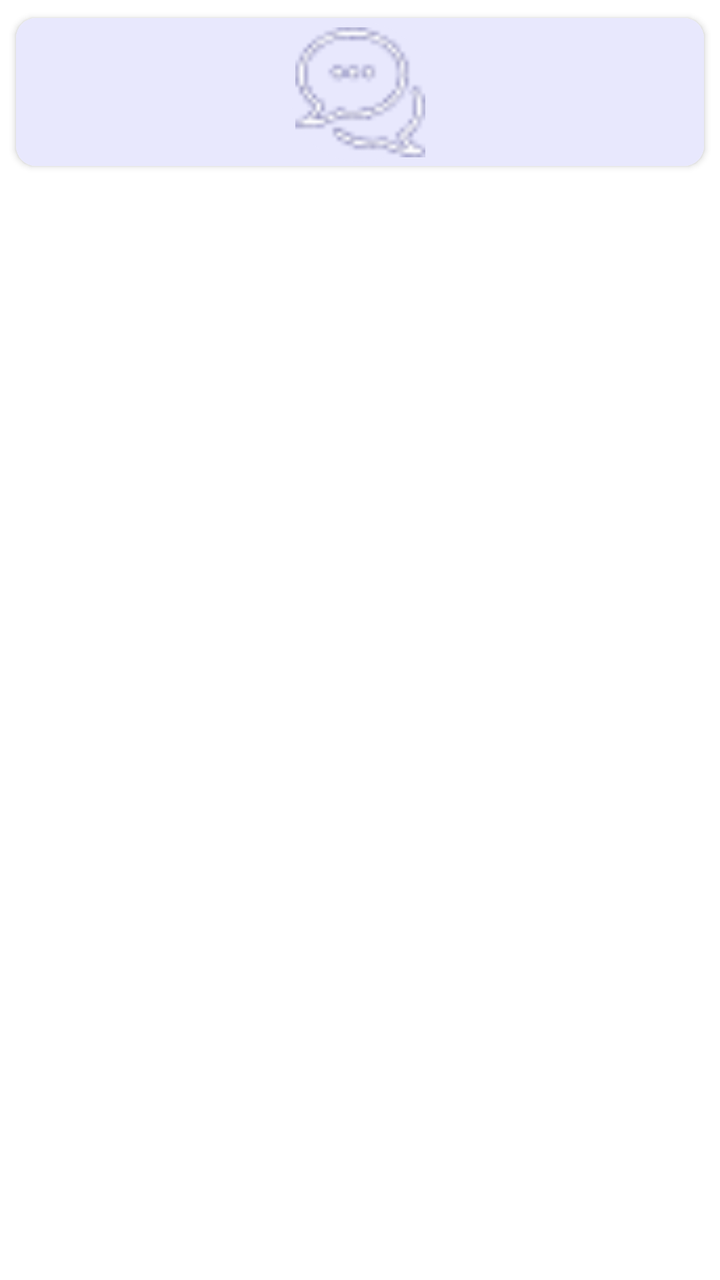
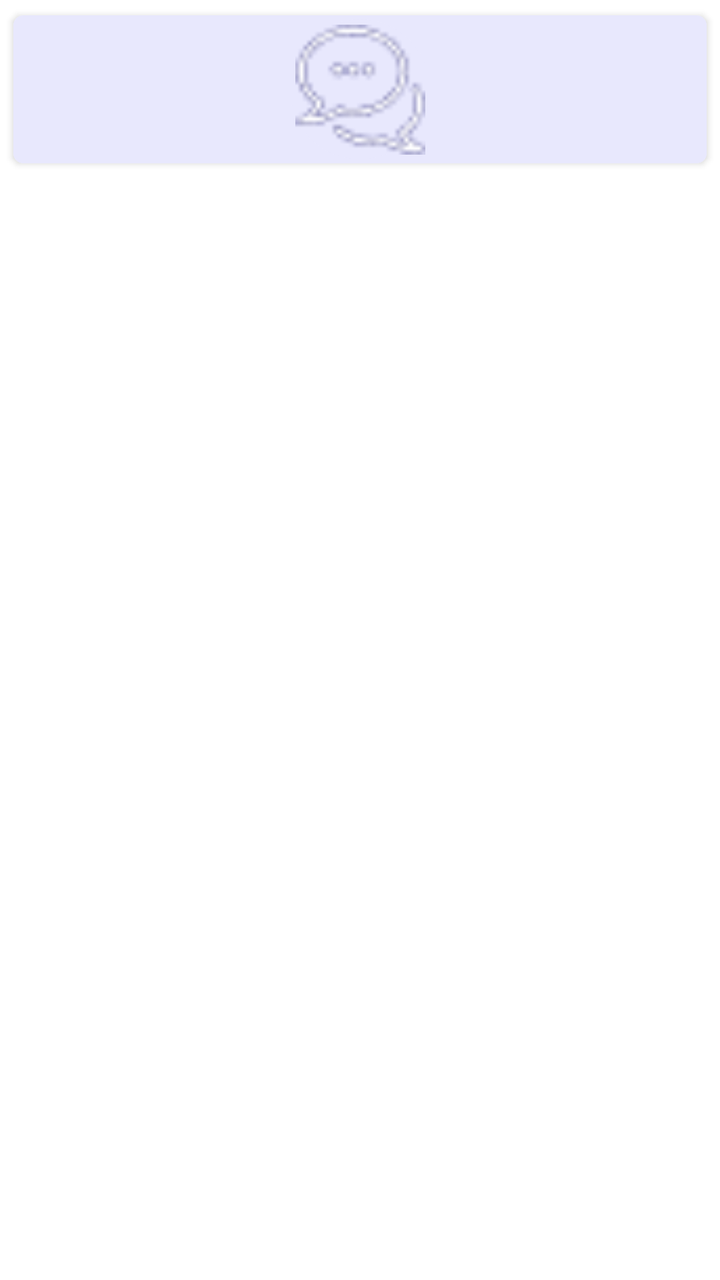

Compare the two renders of this Android layout. The source of the first and the diff that turns it into the second are given below.
<!-- AndroidManifest.xml: application theme Theme.NewDesign -->
<!-- res/layout/item_layout_gates.xml -->
<?xml version="1.0" encoding="utf-8"?>
<androidx.constraintlayout.widget.ConstraintLayout
        xmlns:android="http://schemas.android.com/apk/res/android"
        android:layout_width="wrap_content"
        android:layout_height="wrap_content"
        android:padding="3dp"
        xmlns:app="http://schemas.android.com/apk/res-auto">

    <androidx.cardview.widget.CardView
            android:id="@+id/cardview"
            android:layout_width="match_parent"
            android:layout_height="wrap_content"
            app:cardCornerRadius="10dp"
            app:cardUseCompatPadding="true"
            android:background="@color/color_completeprofile"
            app:layout_constraintEnd_toEndOf="parent"
            app:layout_constraintStart_toStartOf="parent"
            app:layout_constraintTop_toTopOf="parent"

    >

        <androidx.constraintlayout.widget.ConstraintLayout
                android:id="@+id/layput_services"
                android:layout_width="match_parent"
                android:layout_height="match_parent"
                android:background="@color/color_completeprofile"
                android:padding="2dp"
        >

            <androidx.constraintlayout.widget.ConstraintLayout
                    android:id="@+id/layout_uploadImage"
                    android:layout_width="70dp"
                    android:layout_height="70dp"
                    android:background="@drawable/bg_circlemove"
                    app:layout_constraintTop_toTopOf="parent"
                    app:layout_constraintEnd_toEndOf="parent"
                    app:layout_constraintStart_toStartOf="parent">

                <com.google.android.material.imageview.ShapeableImageView
                        android:id="@+id/iv_services"
                        android:layout_width="65dp"
                        android:layout_height="65dp"
                        android:adjustViewBounds="true"
                        android:src="@drawable/ic_chat"
                        app:layout_constraintBottom_toBottomOf="parent"
                        app:layout_constraintEnd_toEndOf="parent"
                        app:layout_constraintStart_toStartOf="parent"
                        app:layout_constraintTop_toTopOf="parent"/>
            </androidx.constraintlayout.widget.ConstraintLayout>


            <TextView
                    android:id="@+id/tv_serviceName"
                    android:layout_width="wrap_content"
                    android:layout_height="wrap_content"
                    android:layout_marginTop="5dp"
                    android:text="55555555"
                    android:gravity="center"
                    android:visibility="gone"
                    android:textAppearance="@style/TextAppearance.AppCompat.Headline"
                    android:textColor="@color/color_primary"
                    android:textSize="13sp"
                    app:layout_constraintStart_toStartOf="parent"
                    app:layout_constraintEnd_toEndOf="parent"
                    app:layout_constraintTop_toBottomOf="@+id/layout_uploadImage"/>


        </androidx.constraintlayout.widget.ConstraintLayout>

    </androidx.cardview.widget.CardView>
</androidx.constraintlayout.widget.ConstraintLayout>
<!-- resources referenced by this layout -->
<resources>
  <color name="color_completeprofile">#E8E8FD</color>
  <color name="color_primary">#262D70</color>
  <!-- drawable bg_circlemove (drawable) -->
  <?xml version="1.0" encoding="utf-8"?>
  <shape xmlns:android="http://schemas.android.com/apk/res/android"
      android:shape="oval"
      >
  
      <size android:width="20dp" android:height="20dp"/>
      <solid android:color="@color/move"/>
  
  </shape>
  <!-- drawable ic_chat: png bitmap (drawable, 1329 bytes) -->
  <style name="Theme.NewDesign" parent="Theme.MaterialComponents.Light.NoActionBar">
          
          <item name="colorPrimary">@color/purple_500</item>
          <item name="colorPrimaryVariant">@color/purple_700</item>
          <item name="colorOnPrimary">@color/white</item>
          
          <item name="colorSecondary">#0639BA</item>
          <item name="colorSecondaryVariant">@color/teal_700</item>
          <item name="colorOnSecondary">@color/black</item>
          
          <item name="android:statusBarColor">?attr/colorPrimaryVariant</item>
          
      </style>
  <color name="move">#E8E8FD</color>
  <color name="purple_500">#AEB3BE</color>
  <color name="purple_700">#FF3700B3</color>
  <color name="white">#FFFFFFFF</color>
  <color name="teal_700">#FF018786</color>
  <color name="black">#FF000000</color>
</resources>

<!-- the commit's change to res/layout/item_layout_gates.xml (unified diff, before → after) -->
@@ -1,7 +1,7 @@
 <?xml version="1.0" encoding="utf-8"?>
 <androidx.constraintlayout.widget.ConstraintLayout
         xmlns:android="http://schemas.android.com/apk/res/android"
-        android:layout_width="wrap_content"
+        android:layout_width="match_parent"
         android:layout_height="wrap_content"
         android:padding="3dp"
         xmlns:app="http://schemas.android.com/apk/res-auto">
@@ -10,7 +10,7 @@
             android:id="@+id/cardview"
             android:layout_width="match_parent"
             android:layout_height="wrap_content"
-            app:cardCornerRadius="10dp"
+            app:cardCornerRadius="5dp"
             app:cardUseCompatPadding="true"
             android:background="@color/color_completeprofile"
             app:layout_constraintEnd_toEndOf="parent"
